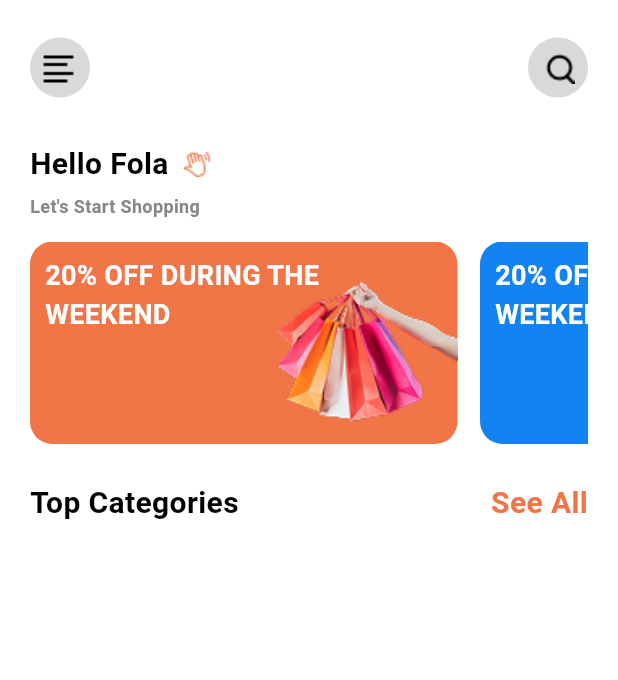
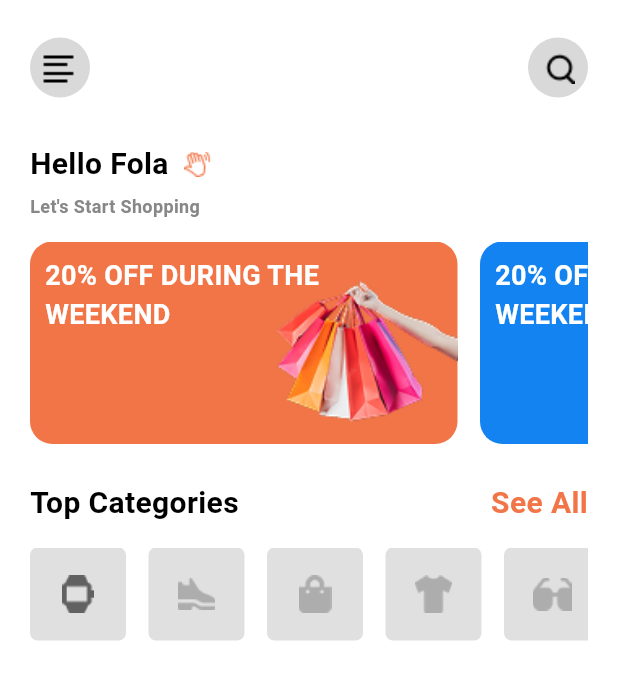
Before and after one commit to MuhammadAmirKhan-57/e_commerce, a Flutter app: the screen it shows after launch, on a phone screen of 412 x 824 dp. Shown: the top 680 px of the screen. Run offline on Flutter 3.47's test engine with Material 3 defaults, Android fonts, the phone set to English and light mode, and no system bars.

```diff
--- a/lib/view/home_screen.dart
+++ b/lib/view/home_screen.dart
@@ -1,28 +1,45 @@
 import 'package:flutter/material.dart';
 
-class HomeScreen extends StatelessWidget {
+class HomeScreen extends StatefulWidget {
   const HomeScreen({super.key});
 
   @override
-  Widget build(BuildContext context) {
+  State<HomeScreen> createState() => _HomeScreenState();
+}
+
+class _HomeScreenState extends State<HomeScreen> {
+  int selectedIndex = -1;
+
   final items = [
     {
       "color": const Color(0xffF17547),
       "text": "20% OFF DURING THE \nWEEKEND",
-        "image": "assets/images/shopping_bag.png"
+      "image": "assets/images/shopping_bag.png",
     },
     {
       "color": const Color(0xff1383F1),
       "text": "20% OFF DURING THE \nWEEKEND",
-        "image": "assets/images/shopping_bag.png"
+      "image": "assets/images/shopping_bag.png",
     },
     {
       "color": const Color(0xffE6E5D9),
       "text": "20% OFF DURING THE \nWEEKEND",
-        "image": "assets/images/shopping_bag.png"
+      "image": "assets/images/shopping_bag.png",
     },
   ];
 
+
+  final categoryIcons = [
+    "assets/images/watch.png",
+    "assets/images/shoes.png",
+    "assets/images/bag.png",
+    "assets/images/t_shirt.png",
+    "assets/images/glass.png",
+  ];
+
+
+  @override
+  Widget build(BuildContext context) {
     return Scaffold(
       backgroundColor: Colors.white,
       body: SafeArea(
@@ -98,7 +115,10 @@ class HomeScreen extends StatelessWidget {
                               color: color,
                               borderRadius: BorderRadius.circular(15),
                             ),
-                            padding: const EdgeInsets.symmetric(horizontal: 10, vertical: 10),
+                            padding: const EdgeInsets.symmetric(
+                              horizontal: 10,
+                              vertical: 10,
+                            ),
                             alignment: Alignment.topLeft,
                             child: Text(
                               text,
@@ -149,6 +169,43 @@ class HomeScreen extends StatelessWidget {
                   ),
                 ],
               ),
+              SizedBox(height: 15),
+              SizedBox(
+                height: 62,
+                child: ListView.builder(
+                  itemCount: categoryIcons.length,
+                  scrollDirection: Axis.horizontal,
+                  itemBuilder: (context, index) {
+                   final isSelected = index == selectedIndex;
+                    return GestureDetector(
+                      onTap: () {
+                        setState(() {
+                          selectedIndex = index; // select only this one
+                        });
+                      },
+                      child: Container(
+                        width: 64,
+                        margin: const EdgeInsets.only(right: 15),
+                        decoration: BoxDecoration(
+                          borderRadius: BorderRadius.circular(5),
+                          color: isSelected
+                              ? const Color(0xffF17547)
+                              : Colors.grey.shade300,
+                        ),
+                         child: Center(
+                          child: Image.asset(
+                            categoryIcons[index],
+                            height: 28,
+                            color: isSelected
+                                ? Colors.white
+                                : Colors.grey.shade700, // change icon color
+                            colorBlendMode: BlendMode.srcIn,
+                          ),
+                      ),
+                    ));
+                  },
+                ),
+              ),
             ],
           ),
         ),
```
Also changed, not shown: assets/images/bag.png (added), assets/images/glass.png (added), assets/images/shoes.png (added), assets/images/t_shirt.png (added), assets/images/watch.png (added). Lines whose indentation alone changed are shown as unchanged.
